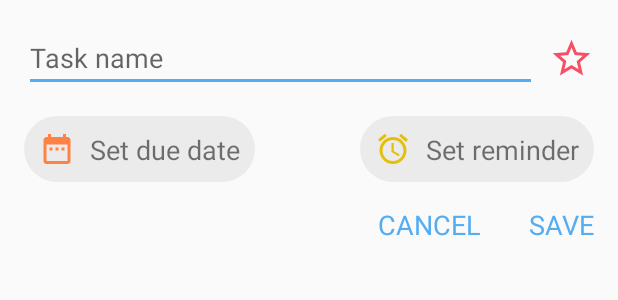
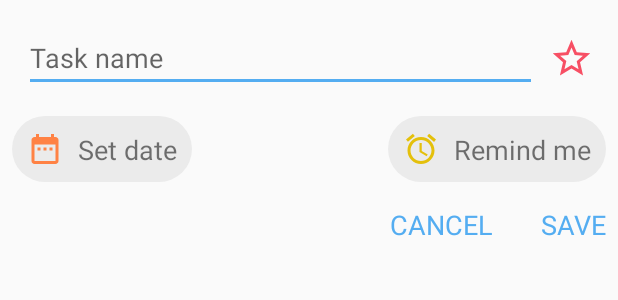
Before and after one commit to gifhary/simple_todolist_app, an Android app: the layout add_task_layout.xml on its own in the app's theme, with its tools: preview values and no code run, on a phone screen of 412 x 824 dp. Shown: the top 300 px of the screen. Run offline under Robolectric (Android 15) with nearby library versions, the phone set to English and light mode, and no system bars.

Commit message:
layout adjustment

```diff
--- a/app/src/main/java/com/gifhary/todolist/TaskAdapter.java
+++ b/app/src/main/java/com/gifhary/todolist/TaskAdapter.java
@@ -104,7 +104,6 @@ public class TaskAdapter extends RecyclerView.Adapter<TaskAdapter.TaskViewHolder
                 ContentValues contentValues = new ContentValues();
                 int result;
                 if (currentValue == 0){
-                    //imageView.setImageResource(R.drawable.ic_star_on);
                     //value to update database
                     contentValues.put("task_importance", 1);
                     //update database
@@ -114,7 +113,6 @@ public class TaskAdapter extends RecyclerView.Adapter<TaskAdapter.TaskViewHolder
                     notifyItemChanged(position);
                     Log.d(TAG, "Updated task id : " + id + " result : " +result);
                 }else {
-                    //imageView.setImageResource(R.drawable.important);
                     //value to update database
                     contentValues.put("task_importance", 0);
                     //update database
--- a/app/src/main/res/layout/add_task_layout.xml
+++ b/app/src/main/res/layout/add_task_layout.xml
@@ -24,7 +24,7 @@
         android:id="@+id/setDueDateBtn"
         android:layout_width="wrap_content"
         android:layout_height="wrap_content"
-        android:layout_marginStart="16dp"
+        android:layout_marginStart="8dp"
         android:layout_marginTop="16dp"
         android:background="@drawable/rounded_corner_grey"
         app:layout_constraintStart_toStartOf="parent"
@@ -61,7 +61,7 @@
         android:layout_width="wrap_content"
         android:layout_height="wrap_content"
         android:layout_marginTop="16dp"
-        android:layout_marginEnd="16dp"
+        android:layout_marginEnd="8dp"
         android:background="@drawable/rounded_corner_grey"
         app:layout_constraintEnd_toEndOf="parent"
         app:layout_constraintTop_toBottomOf="@+id/taskNameEditText">
--- a/app/src/main/res/values/strings.xml
+++ b/app/src/main/res/values/strings.xml
@@ -17,8 +17,8 @@
     <string name="today">Today</string>
 
     <string name="task_name">Task name</string>
-    <string name="set_due_date">Set due date</string>
-    <string name="set_reminder">Set reminder</string>
+    <string name="set_due_date">Set date</string>
+    <string name="set_reminder">Remind me</string>
     <string name="check_box">Check box</string>
 
     <string name="task_id">id</string>
```
